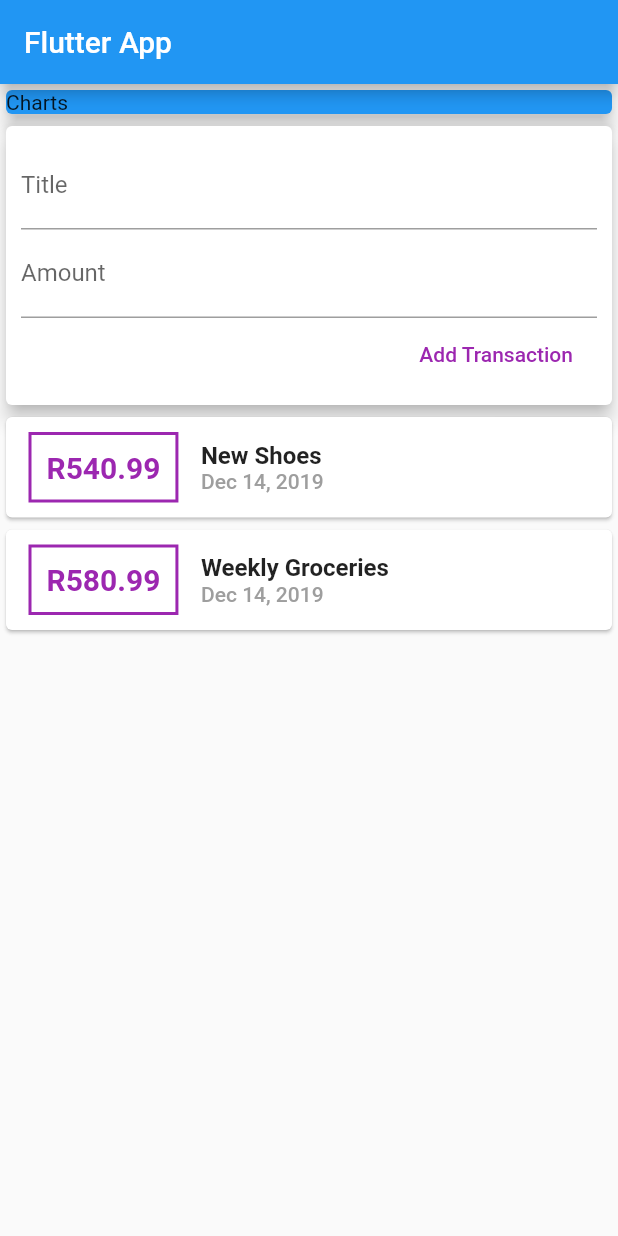
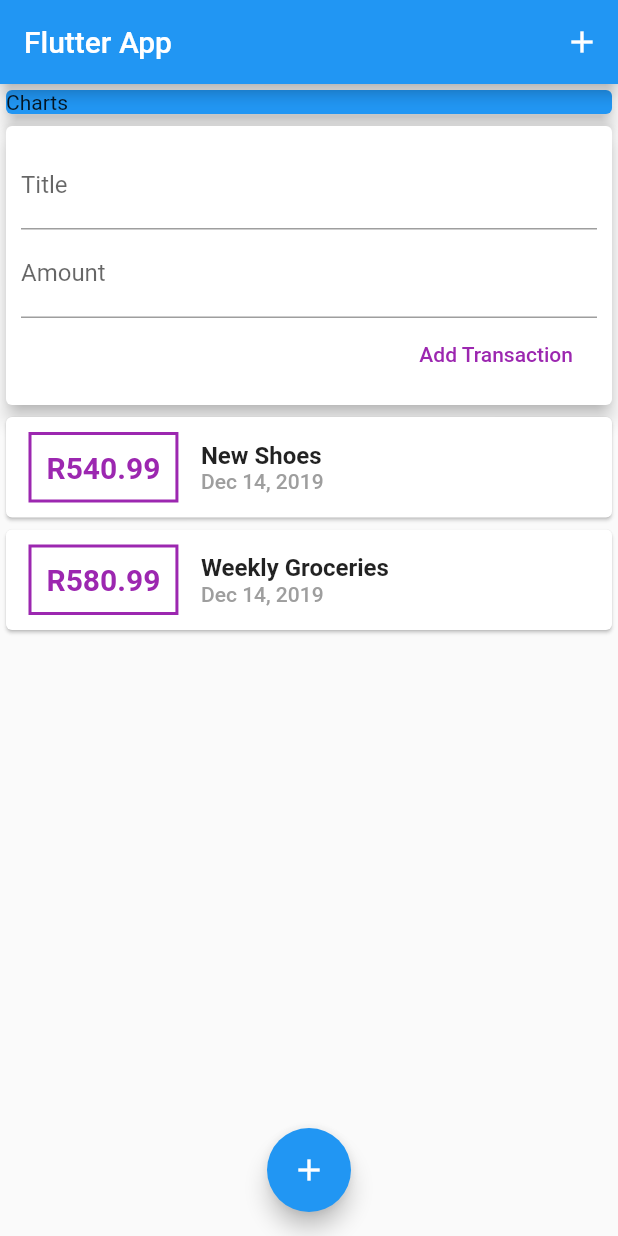
Before and after one commit to kanityi/expense_planner, a Flutter app: the screen it shows after launch, after a tap on "Add Transaction", on a phone screen of 412 x 824 dp. Run offline on Flutter 3.47's test engine with Material 2 defaults, Android fonts, the phone set to English and light mode, and no system bars.

Commit message:
adding scrolling feature,listview builder,buttonns.

```diff
--- a/lib/main.dart
+++ b/lib/main.dart
@@ -1,3 +1,4 @@
+import 'package:expense_planner/widgets/new_transaction.dart';
 import 'package:flutter/material.dart';
 
 import './widgets/user_transaction.dart';
@@ -18,16 +19,26 @@ class MyApp extends StatelessWidget {
 }
 
 class MyHomePage extends StatelessWidget {
+void startAddnewTransaction(BuildContext ctx){
+  showModalBottomSheet(context: ctx,builder: (_){
+    return ;//NewTransaction(addTransaction);
+  });
+}
 
-  final titleController = TextEditingController();
-  final amountController = TextEditingController();
   @override
   Widget build(BuildContext context) {
     return Scaffold(
       appBar: AppBar(
         title: Text('Flutter App'),
+        actions: <Widget>[
+          IconButton(
+            icon: Icon(Icons.add),
+            onPressed: () {},
+          )
+        ],
       ),
-      body: Column(
+      body: SingleChildScrollView(
+        child: Column(
           mainAxisAlignment: MainAxisAlignment.start,
           crossAxisAlignment: CrossAxisAlignment.stretch,
           children: <Widget>[
@@ -42,6 +53,14 @@ class MyHomePage extends StatelessWidget {
             UserTransaction(),
           ],
         ),
+      ),
+      floatingActionButtonLocation: FloatingActionButtonLocation.centerFloat,
+      floatingActionButton: FloatingActionButton(
+        child: Icon(Icons.add),
+        onPressed: () {
+
+        },
+      ),
     );
   }
 }
--- a/lib/widgets/new_transaction.dart
+++ b/lib/widgets/new_transaction.dart
@@ -5,6 +5,20 @@ class NewTransaction extends StatelessWidget {
   final amountController = TextEditingController();
   final Function addTransaction;
   NewTransaction(this.addTransaction);
+
+  void submitTransaction() {
+      final enteredTitle = titleController.text;
+      final enteredAmount = double.parse(amountController.text);
+
+      if(enteredTitle.isEmpty || enteredAmount <= 0){
+        return;
+      }
+      addTransaction(
+        enteredTitle,
+        enteredAmount,
+      );
+  }
+
   @override
   Widget build(BuildContext context) {
     return Card(
@@ -17,16 +31,17 @@ class NewTransaction extends StatelessWidget {
             TextField(
               decoration: InputDecoration(labelText: 'Title'),
               controller: titleController,
+              onSubmitted: (_) => submitTransaction,
             ),
             TextField(
               decoration: InputDecoration(labelText: 'Amount'),
               controller: amountController,
+              keyboardType: TextInputType.numberWithOptions(decimal: true),
+              onSubmitted: (_) => submitTransaction,
             ),
             FlatButton(
               child: Text('Add Transaction'),
-              onPressed: () {
-                addTransaction(titleController.text,double.parse(amountController.text));
-              },
+              onPressed: submitTransaction,
               textColor: Colors.purple,
             ),
           ],
--- a/lib/widgets/transaction_list.dart
+++ b/lib/widgets/transaction_list.dart
@@ -2,15 +2,16 @@ import 'package:flutter/material.dart';
 import 'package:intl/intl.dart';
 
 import '../models/transaction.dart';
-
 
 class TransactionList extends StatelessWidget {
   final List<Transaction> transactions;
   TransactionList(this.transactions);
   @override
   Widget build(BuildContext context) {
-    return Column(
-      children: transactions.map((tx) {
+    return Container(
+      height: 300,
+      child: ListView.builder(
+        itemBuilder: (context, index) {
           return Card(
             child: Row(
               children: <Widget>[
@@ -26,7 +27,7 @@ class TransactionList extends StatelessWidget {
                     ),
                   ),
                   child: Text(
-                  'R${tx.amount}',
+                    'R${transactions[index].amount.toStringAsFixed(2)}',
                     style: TextStyle(
                       fontWeight: FontWeight.bold,
                       fontSize: 20,
@@ -39,14 +40,14 @@ class TransactionList extends StatelessWidget {
                   crossAxisAlignment: CrossAxisAlignment.start,
                   children: <Widget>[
                     Text(
-                    tx.title,
+                      transactions[index].title,
                       style: TextStyle(
                         fontWeight: FontWeight.bold,
                         fontSize: 16,
                       ),
                     ),
                     Text(
-                    DateFormat.yMMMd().format(tx.date),
+                      DateFormat.yMMMd().format(transactions[index].date),
                       style: TextStyle(
                         fontWeight: FontWeight.w500,
                         color: Colors.grey,
@@ -57,7 +58,9 @@ class TransactionList extends StatelessWidget {
               ],
             ),
           );
-      }).toList(),
+        },
+        itemCount: transactions.length,
+      ),
     );
   }
 }
```
Lines whose indentation alone changed are shown as unchanged.
